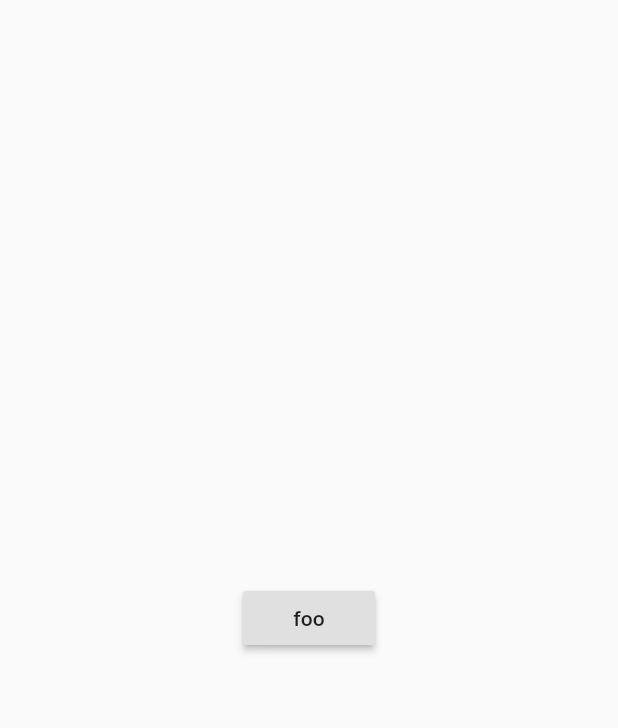
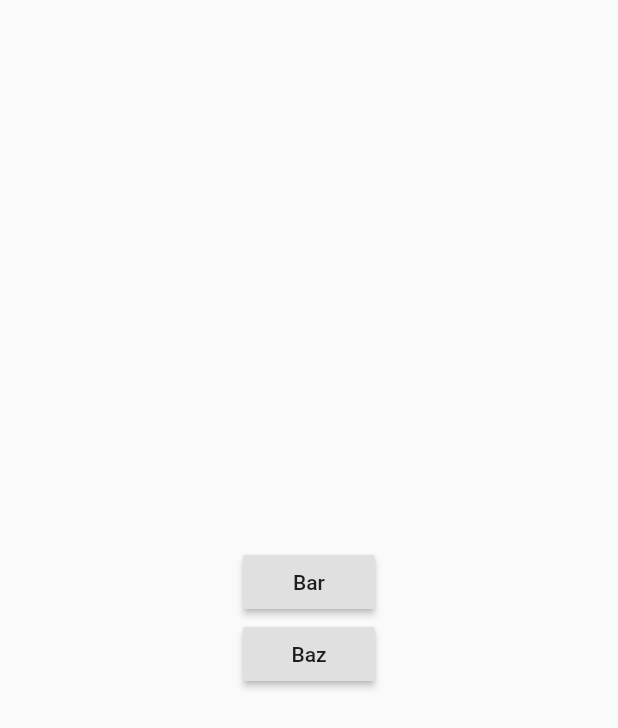
Before and after one commit to martinrybak/property_change_notifier, a Flutter app: the screen it shows after launch, on a phone screen of 412 x 824 dp. Shown: the top 728 px of the screen. Run offline on Flutter 3.47's test engine with Material 2 defaults, Android fonts, the phone set to English and light mode, and no system bars.

Commit message:
Working example of selective listener

```diff
--- a/example/lib/main.dart
+++ b/example/lib/main.dart
@@ -3,7 +3,34 @@ import 'package:property_change_notifier/property_change_notifier.dart';
 
 void main() => runApp(MyApp());
 
-class MyApp extends StatelessWidget {
+class Model extends PropertyChangeNotifier<String> {
+  String _bar;
+  String _baz;
+
+  String get bar => _bar;
+  String get baz => _baz;
+
+  set bar(String value) {
+    _bar = value;
+    notifyListeners('bar');
+  }
+
+  set baz(String value) {
+    _baz = value;
+    notifyListeners('baz');
+  }
+}
+
+class MyApp extends StatefulWidget {
+  @override
+  _MyAppState createState() => _MyAppState();
+}
+
+class _MyAppState extends State<MyApp> {
+  final _model = Model()
+    ..bar = 'Bar'
+    ..baz = 'Baz';
+
   @override
   Widget build(BuildContext context) {
     return MaterialApp(
@@ -12,9 +39,11 @@ class MyApp extends StatelessWidget {
         primarySwatch: Colors.blue,
       ),
       home: Scaffold(
-          body: MyInherited(
-        child: Foo(),
-      )),
+        body: MyInherited(
+          model: _model,
+          child: Foo(),
+        ),
+      ),
     );
   }
 }
@@ -22,73 +51,106 @@ class MyApp extends StatelessWidget {
 class Foo extends StatelessWidget {
   @override
   Widget build(BuildContext context) {
-    return Center(child: Bar());
+    return Center(child: Column(
+      mainAxisSize: MainAxisSize.min,
+      children: <Widget>[
+        BarListener(),
+        BazListener(),
+      ],
+    ));
   }
 }
 
-class Bar extends StatelessWidget {
+class BarListener extends StatelessWidget {
   @override
   Widget build(BuildContext context) {
-    final model = MyInherited.of(context, 'a');
+    final model = MyInherited.of(context, 'bar');
     return RaisedButton(
-      child: Text(model.myField),
+      child: Text(model.bar),
       onPressed: () {
-        model.onMyFieldChange(DateTime.now().toIso8601String());
+        model.bar = DateTime.now().toIso8601String();
+      },
+    );
+  }
+}
+
+class BazListener extends StatelessWidget {
+  @override
+  Widget build(BuildContext context) {
+    final model = MyInherited.of(context, 'baz');
+    return RaisedButton(
+      child: Text(model.baz),
+      onPressed: () {
+        model.baz = DateTime.now().toIso8601String();
       },
     );
   }
 }
 
 class MyInherited extends StatefulWidget {
-  static MyInheritedData of(BuildContext context, String aspect) {
-    return InheritedModel.inheritFrom<MyInheritedData>(context, aspect: aspect);
+  static Model of(BuildContext context, String aspect) {
+    return InheritedModel.inheritFrom<MyInheritedData>(context, aspect: aspect).model;
   }
 
-  const MyInherited({Key key, this.child}) : super(key: key);
+  const MyInherited({Key key, this.model, this.child}) : super(key: key);
 
   final Widget child;
+  final PropertyChangeNotifier<String> model;
 
   @override
   _MyInheritedState createState() => _MyInheritedState();
 }
 
 class _MyInheritedState extends State<MyInherited> {
-  String myField = 'foo';
+  String _changedProperty = 'foo';
 
-  void onMyFieldChange(String newValue) {
-    setState(() {
-      myField = newValue;
-    });
+  @override
+  void initState() {
+    super.initState();
+    widget.model.addListener(_listener, ['bar', 'baz']);
+  }
+
+  @override
+  void dispose() {
+    widget.model.removeListener(_listener, ['bar', 'baz']);
+    super.dispose();
   }
 
   @override
   Widget build(BuildContext context) {
     return MyInheritedData(
-      myField: myField,
-      onMyFieldChange: onMyFieldChange,
+      model: widget.model,
+      changedProperty: _changedProperty,
       child: widget.child,
     );
+  }
+
+  void _listener([String property]) {
+    setState(() {
+      _changedProperty = property;
+    });
   }
 }
 
 class MyInheritedData extends InheritedModel<String> {
-  final String myField;
-  final ValueChanged<String> onMyFieldChange;
+  final Model model;
+  final String changedProperty;
 
   MyInheritedData({
     Key key,
-    this.myField,
-    this.onMyFieldChange,
+    this.model,
+    this.changedProperty,
     Widget child,
   }) : super(key: key, child: child);
 
   @override
   bool updateShouldNotify(MyInheritedData oldWidget) {
-    return oldWidget.myField != myField || oldWidget.onMyFieldChange != onMyFieldChange;
+    return true;
+//    return oldWidget.model != this.model;
   }
 
   @override
   bool updateShouldNotifyDependent(MyInheritedData oldWidget, Set<String> aspects) {
-    return aspects.contains('a');
+    return aspects.contains(this.changedProperty);
   }
 }
```
